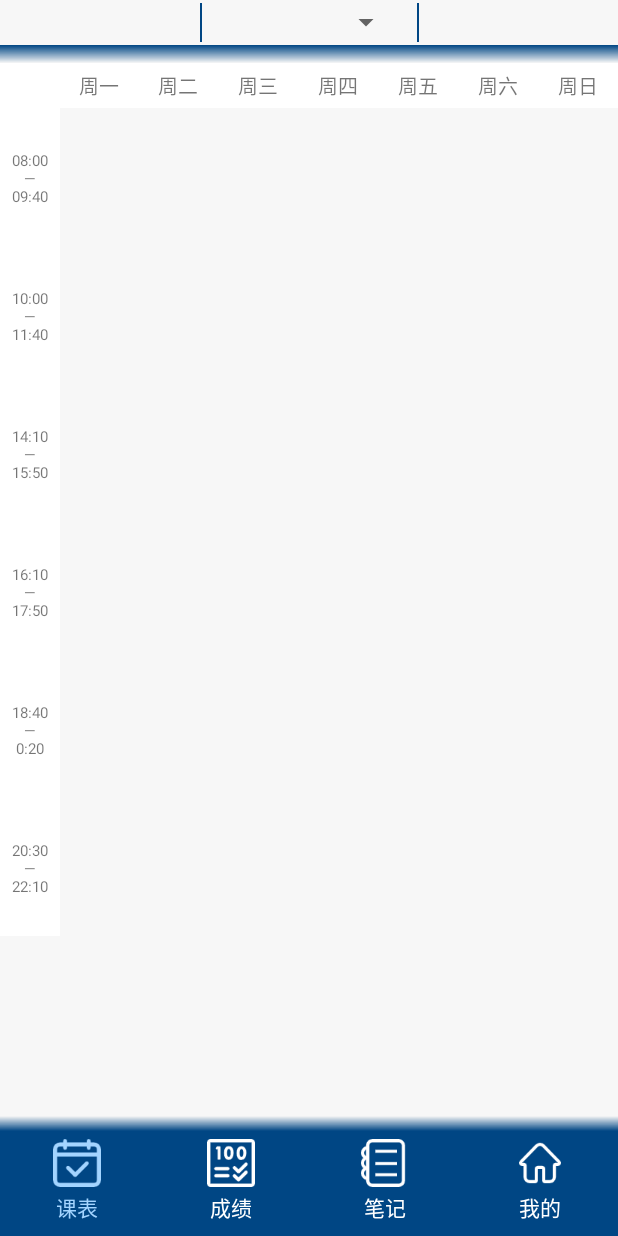
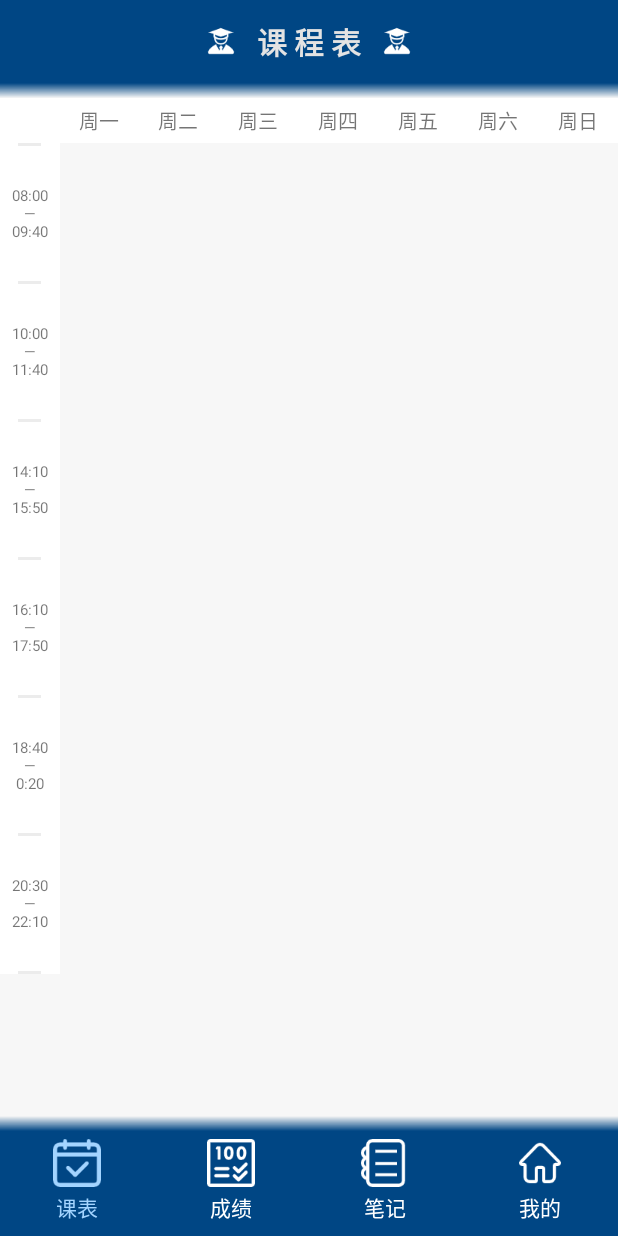
Before and after one commit to kevintychus28/-, an Android app: the MainActivity screen opened directly, with no data from a screen before it, on a phone screen of 412 x 824 dp. Run offline under Robolectric (Android 15) with nearby library versions, the phone set to English and light mode, and no system bars; 2 statements that could not run were skipped.

Commit message:
UI调整

```diff
--- a/app/src/main/java/com/example/cms/activity/MainActivity.java
+++ b/app/src/main/java/com/example/cms/activity/MainActivity.java
@@ -133,7 +133,7 @@ public class MainActivity extends AppCompatActivity implements View.OnClickListe
         //承载四大功能的主页面
         main_body = findViewById(R.id.main_body);
         //底部导航栏
-        bottom_bar =findViewById(R.id.rg_bottom_bar);
+        bottom_bar = findViewById(R.id.rg_bottom_bar);
         rb_schedule = findViewById(R.id.rb_schedule);
         rb_score = findViewById(R.id.rb_score);
         rb_note = findViewById(R.id.rb_note);
@@ -522,6 +522,7 @@ public class MainActivity extends AppCompatActivity implements View.OnClickListe
      * 更新课程表
      */
     public void setSchedule() {
+        colorNum = 0;
         Log.i("Msg", "初始化面板");
         for (int i = 0; i < weekPanels.length; i++) {
             weekPanels[i] = (LinearLayout) findViewById(R.id.weekPanel_1 + i);
@@ -636,8 +637,10 @@ public class MainActivity extends AppCompatActivity implements View.OnClickListe
             rName.setText("学生姓名");
             edit_score.setVisibility(View.VISIBLE);
         }
-        //选择课程的下拉框
-        ArrayAdapter<String> adapter = new ArrayAdapter<String>(this, android.R.layout.simple_spinner_item, courseNameList);
+        //Spinner中文框显示样式
+        ArrayAdapter<String> adapter = new ArrayAdapter<String>(this, R.layout.spinner_item, courseNameList);
+        //Spinner下拉菜单显示样式
+        adapter.setDropDownViewResource(R.layout.spinner_dropdown);
         switchCourse.setAdapter(adapter);
         //为下拉框添加选择事件
         switchCourse.setOnItemSelectedListener(new AdapterView.OnItemSelectedListener() {
--- a/app/src/main/res/drawable/background_gradient_from_bottom_to_top.xml
+++ b/app/src/main/res/drawable/background_gradient_from_bottom_to_top.xml
@@ -2,7 +2,7 @@
 <shape xmlns:android="http://schemas.android.com/apk/res/android">
     <!--实现应用背景颜色渐变-->
     <gradient
-        android:startColor="@color/bottom_bar"
+        android:startColor="@color/themeColor"
         android:endColor="#00FFFFFF"
         android:angle="90"/>
 </shape>
--- a/app/src/main/res/drawable/background_gradient_from_top_to_bottom.xml
+++ b/app/src/main/res/drawable/background_gradient_from_top_to_bottom.xml
@@ -2,7 +2,7 @@
 <shape xmlns:android="http://schemas.android.com/apk/res/android">
     <!--实现应用背景颜色渐变-->
     <gradient
-        android:startColor="@color/bottom_bar"
+        android:startColor="@color/themeColor"
         android:endColor="#00FFFFFF"
         android:angle="270"/>
 </shape>
--- a/app/src/main/res/drawable/background_score_gradient_from_top_to_bottom.xml
+++ b/app/src/main/res/drawable/background_score_gradient_from_top_to_bottom.xml
@@ -2,7 +2,7 @@
 <shape xmlns:android="http://schemas.android.com/apk/res/android">
     <!--实现应用背景颜色渐变-->
     <gradient
-        android:startColor="@color/bottom_bar"
+        android:startColor="@color/themeColor"
         android:endColor="#E1E1E1"
         android:angle="270"/>
 </shape>
--- a/app/src/main/res/drawable/login_btn.xml
+++ b/app/src/main/res/drawable/login_btn.xml
@@ -2,7 +2,7 @@
 <shape xmlns:android="http://schemas.android.com/apk/res/android">
     android:shape="rectangle">                      //shape用于定义形状，有四种形状(矩形rectangle| 椭圆oval | 直线line | 圆形ring)
     <solid
-        android:color="@color/bottom_bar"/>                   //solid用于设置填充形状的颜色
+        android:color="@color/themeColor"/>                   //solid用于设置填充形状的颜色
     <corners
         android:topLeftRadius="8dip"
         android:topRightRadius="8dip"
--- a/app/src/main/res/layout/activity_login.xml
+++ b/app/src/main/res/layout/activity_login.xml
@@ -31,7 +31,7 @@
             android:layout_height="wrap_content"
             android:orientation="horizontal"
             android:background="@null"
-            app:buttonTint="@color/bottom_bar">
+            app:buttonTint="@color/themeColor">
             <RadioButton
                 android:id="@+id/is_student"
                 android:layout_width="wrap_content"
@@ -170,7 +170,7 @@
         android:text="记住密码"
         android:textColor="#666666"
         android:textSize="15sp"
-        app:buttonTint="@color/bottom_bar" />
+        app:buttonTint="@color/themeColor" />
 
     <Button
         android:id="@+id/btn_login"
--- a/app/src/main/res/layout/activity_main.xml
+++ b/app/src/main/res/layout/activity_main.xml
@@ -23,14 +23,14 @@
         android:id="@+id/bottom_view"
         android:layout_width="match_parent"
         android:layout_height="70dp"
-        android:background="@color/bottom_bar"
+        android:background="@color/themeColor"
         android:orientation="horizontal">
 
         <RadioGroup
             android:id="@+id/rg_bottom_bar"
             android:layout_width="match_parent"
             android:layout_height="match_parent"
-            android:background="@color/bottom_bar"
+            android:background="@color/themeColor"
             android:orientation="horizontal">
 
             <RadioButton
--- a/app/src/main/res/layout/dialog_note.xml
+++ b/app/src/main/res/layout/dialog_note.xml
@@ -16,7 +16,7 @@
         android:layout_marginTop="10dp"
         android:layout_marginLeft="5dp"
         android:layout_marginRight="5dp"
-        android:background="@drawable/login_btn">
+        android:background="#B1B1B1">
 
         <ImageView
             android:id="@+id/iv_addTitle"
@@ -48,7 +48,7 @@
             android:background="@null"
             android:ems="19"
             android:hint="  请输入标题"
-            android:textColorHint="#cccccc"
+            android:textColorHint="@color/white"
             android:textSize="15sp"
             android:maxLength="100"/>
 
@@ -62,7 +62,7 @@
         android:layout_marginTop="3dp"
         android:layout_marginLeft="5dp"
         android:layout_marginRight="5dp"
-        android:background="@drawable/login_btn">
+        android:background="#B1B1B1">
 
         <ImageView
             android:id="@+id/iv_addContent"
@@ -96,7 +96,7 @@
             android:background="@null"
             android:drawablePadding="5dp"
             android:hint="  请输入笔记内容\n  只能输入800个字噢~"
-            android:textColorHint="#cccccc"
+            android:textColorHint="@color/white"
             android:textSize="15sp"
             android:maxLength="800"/>
 
--- a/app/src/main/res/layout/fragment_homepage.xml
+++ b/app/src/main/res/layout/fragment_homepage.xml
@@ -17,7 +17,7 @@
         android:layout_width="match_parent"
         android:layout_height="100dp"
         android:layout_marginBottom="18dp"
-        android:background="@color/bottom_bar"
+        android:background="@color/themeColor"
         android:paddingTop="8dp"
         android:paddingBottom="8dp">
 
--- a/app/src/main/res/layout/fragment_notes.xml
+++ b/app/src/main/res/layout/fragment_notes.xml
@@ -10,7 +10,7 @@
     <RelativeLayout
         android:layout_width="match_parent"
         android:layout_height="55dp"
-        android:background="@color/bottom_bar">
+        android:background="@color/themeColor">
 
 
         <ImageView
--- a/app/src/main/res/layout/fragment_schedule.xml
+++ b/app/src/main/res/layout/fragment_schedule.xml
@@ -6,64 +6,38 @@
     android:orientation="vertical">
 
     <!--选择时间-->
-    <LinearLayout
+    <RelativeLayout
         android:layout_width="match_parent"
-        android:layout_height="30dp">
-        <View
-            android:id="@+id/switchYear"
-            android:layout_width="match_parent"
+        android:layout_height="55dp"
+        android:background="@color/themeColor">
+
+        <TextView
+            android:id="@+id/schedule_tittle"
+            android:layout_width="wrap_content"
             android:layout_height="wrap_content"
-            android:layout_gravity="center"
-            android:layout_weight="1"
-            android:gravity="center" />
+            android:layout_centerInParent="true"
+            android:text="   课 程 表   "
+            android:textColor="#E3E3E3"
+            android:textSize="20dp"
+            android:textStyle="bold"
+            android:drawableLeft="@mipmap/icon_tittle"
+            android:drawableRight="@mipmap/icon_tittle" />
 
-        <View
-            android:layout_width="1dp"
-            android:layout_height="match_parent"
-            android:layout_marginLeft="10dp"
-            android:layout_marginTop="2dp"
-            android:layout_marginRight="10dp"
-            android:layout_marginBottom="2dp"
-            android:background="@color/bottom_bar" />
 
-        <!--下拉方式选周数-->
-        <Spinner
-            android:id="@+id/switchTerm"
-            android:layout_width="match_parent"
-            android:layout_height="wrap_content"
-            android:layout_gravity="center"
-            android:layout_weight="1"
-            android:gravity="center" />
-
-        <View
-            android:layout_width="1dp"
-            android:layout_height="match_parent"
-            android:layout_marginLeft="10dp"
-            android:layout_marginTop="2dp"
-            android:layout_marginRight="10dp"
-            android:layout_marginBottom="2dp"
-            android:background="@color/bottom_bar" />
-        <View
-            android:id="@+id/switchWeek"
-            android:layout_width="match_parent"
-            android:layout_height="wrap_content"
-            android:layout_gravity="center"
-            android:layout_weight="1"
-            android:gravity="center" />
-    </LinearLayout>
+    </RelativeLayout>
 
     <!--分隔线-->
     <View
         android:layout_width="match_parent"
-        android:layout_height="12dp"
+        android:layout_height="10dp"
         android:background="@drawable/background_gradient_from_top_to_bottom" />
 
     <!--显示星期-->
     <LinearLayout
         android:layout_width="match_parent"
         android:layout_height="wrap_content"
+        android:background="@color/white"
         android:gravity="center"
-        android:background="@color/white"
         android:orientation="horizontal">
 
         <TextView
@@ -140,57 +114,86 @@
             <LinearLayout
                 android:layout_width="40dp"
                 android:layout_height="match_parent"
-                android:orientation="vertical"
                 android:background="@color/white"
-                android:gravity="center">
+                android:gravity="center"
+                android:orientation="vertical">
+
+                <View
+                    android:layout_width="@dimen/periodWeight"
+                    android:layout_height="@dimen/weekItemMarTop"
+                    android:background="@color/courseTextColor" />
 
                 <TextView
                     android:layout_width="wrap_content"
                     android:layout_height="@dimen/weekItemHeight"
-                    android:layout_marginTop="@dimen/weekItemMarTop"
                     android:gravity="center"
                     android:text="@string/第一节"
                     android:textSize="10dp" />
 
+                <View
+                    android:layout_width="@dimen/periodWeight"
+                    android:layout_height="@dimen/weekItemMarTop"
+                    android:background="@color/courseTextColor" />
+
                 <TextView
                     android:layout_width="wrap_content"
                     android:layout_height="@dimen/weekItemHeight"
-                    android:layout_marginTop="@dimen/weekItemMarTop"
                     android:gravity="center"
                     android:text="@string/第二节"
                     android:textSize="10dp" />
 
+                <View
+                    android:layout_width="@dimen/periodWeight"
+                    android:layout_height="@dimen/weekItemMarTop"
+                    android:background="@color/courseTextColor" />
+
                 <TextView
                     android:layout_width="wrap_content"
                     android:layout_height="@dimen/weekItemHeight"
-                    android:layout_marginTop="@dimen/weekItemMarTop"
                     android:gravity="center"
                     android:text="@string/第三节"
                     android:textSize="10dp" />
 
+                <View
+                    android:layout_width="@dimen/periodWeight"
+                    android:layout_height="@dimen/weekItemMarTop"
+                    android:background="@color/courseTextColor" />
+
                 <TextView
                     android:layout_width="wrap_content"
                     android:layout_height="@dimen/weekItemHeight"
-                    android:layout_marginTop="@dimen/weekItemMarTop"
                     android:gravity="center"
                     android:text="@string/第四节"
                     android:textSize="10dp" />
 
+                <View
+                    android:layout_width="@dimen/periodWeight"
+                    android:layout_height="@dimen/weekItemMarTop"
+                    android:background="@color/courseTextColor" />
+
                 <TextView
                     android:layout_width="wrap_content"
                     android:layout_height="@dimen/weekItemHeight"
-                    android:layout_marginTop="@dimen/weekItemMarTop"
                     android:gravity="center"
                     android:text="@string/第五节"
                     android:textSize="10dp" />
 
+                <View
+                    android:layout_width="@dimen/periodWeight"
+                    android:layout_height="@dimen/weekItemMarTop"
+                    android:background="@color/courseTextColor" />
+
                 <TextView
                     android:layout_width="wrap_content"
                     android:layout_height="@dimen/weekItemHeight"
-                    android:layout_marginTop="@dimen/weekItemMarTop"
                     android:gravity="center"
                     android:text="@string/第六节"
                     android:textSize="10dp" />
+
+                <View
+                    android:layout_width="@dimen/periodWeight"
+                    android:layout_height="@dimen/weekItemMarTop"
+                    android:background="@color/courseTextColor" />
             </LinearLayout>
 
 
@@ -205,52 +208,52 @@
 
             <LinearLayout
                 android:id="@+id/weekPanel_1"
-                android:orientation="vertical"
                 android:layout_width="0dip"
+                android:layout_height="match_parent"
                 android:layout_weight="1"
-                android:layout_height="match_parent" />
+                android:orientation="vertical" />
 
             <LinearLayout
                 android:id="@+id/weekPanel_2"
-                android:orientation="vertical"
                 android:layout_width="0dip"
+                android:layout_height="match_parent"
                 android:layout_weight="1"
-                android:layout_height="match_parent" />
+                android:orientation="vertical" />
 
             <LinearLayout
                 android:id="@+id/weekPanel_3"
-                android:orientation="vertical"
                 android:layout_width="0dip"
+                android:layout_height="match_parent"
                 android:layout_weight="1"
-                android:layout_height="match_parent" />
+                android:orientation="vertical" />
 
             <LinearLayout
                 android:id="@+id/weekPanel_4"
-                android:orientation="vertical"
                 android:layout_width="0dip"
+                android:layout_height="match_parent"
                 android:layout_weight="1"
-                android:layout_height="match_parent" />
+                android:orientation="vertical" />
 
             <LinearLayout
                 android:id="@+id/weekPanel_5"
-                android:orientation="vertical"
                 android:layout_width="0dip"
+                android:layout_height="match_parent"
                 android:layout_weight="1"
-                android:layout_height="match_parent" />
+                android:orientation="vertical" />
 
             <LinearLayout
                 android:id="@+id/weekPanel_6"
-                android:orientation="vertical"
                 android:layout_width="0dip"
+                android:layout_height="match_parent"
                 android:layout_weight="1"
-                android:layout_height="match_parent" />
+                android:orientation="vertical" />
 
             <LinearLayout
                 android:id="@+id/weekPanel_7"
-                android:orientation="vertical"
                 android:layout_width="0dip"
+                android:layout_height="match_parent"
                 android:layout_weight="1"
-                android:layout_height="match_parent" />
+                android:orientation="vertical" />
 
         </LinearLayout>
     </ScrollView>
--- a/app/src/main/res/layout/fragment_score_report.xml
+++ b/app/src/main/res/layout/fragment_score_report.xml
@@ -6,13 +6,17 @@
     android:layout_height="match_parent"
     android:orientation="vertical">
 
+    <LinearLayout
+        android:layout_width="match_parent"
+        android:layout_height="43dp"
+        android:background="@color/themeColor" />
 
     <!--下拉方式选课程-->
     <Spinner
         android:id="@+id/switchCourse"
         android:layout_width="match_parent"
         android:layout_height="wrap_content"
-        android:visibility="gone"/>
+        android:visibility="gone" />
 
     <!--分隔线-->
     <View
--- a/app/src/main/res/layout/item_note.xml
+++ b/app/src/main/res/layout/item_note.xml
@@ -8,7 +8,7 @@
         android:id="@+id/noteItem"
         android:layout_width="match_parent"
         android:layout_height="wrap_content"
-        android:background="#F4FFF5EE"
+        android:background="@color/white"
         android:orientation="vertical"
         android:paddingLeft="10dp"
         android:paddingTop="20dp"
@@ -36,7 +36,7 @@
         android:id="@+id/item_Edit"
         android:layout_width="80dp"
         android:layout_height="match_parent"
-        android:background="@color/bottom_bar"
+        android:background="#1E5E97"
         android:gravity="center"
         android:paddingLeft="20dp"
         android:paddingRight="20dp"
@@ -47,7 +47,7 @@
         android:id="@+id/item_Delete"
         android:layout_width="80dp"
         android:layout_height="match_parent"
-        android:background="#FFFF0000"
+        android:background="#FF5353"
         android:gravity="center"
         android:paddingLeft="20dp"
         android:paddingRight="20dp"
--- /dev/null
+++ b/app/src/main/res/layout/spinner_dropdown.xml
@@ -0,0 +1,10 @@
+<?xml version="1.0" encoding="utf-8"?>
+
+<TextView xmlns:android="http://schemas.android.com/apk/res/android"
+    android:layout_width="match_parent"
+    android:layout_height="match_parent"
+    android:gravity="left"
+    android:padding="4dp"
+    android:singleLine="true"
+    android:text="New Text"
+    android:textSize="16sp" />
--- /dev/null
+++ b/app/src/main/res/layout/spinner_item.xml
@@ -0,0 +1,10 @@
+<?xml version="1.0" encoding="utf-8"?>
+
+<TextView xmlns:android="http://schemas.android.com/apk/res/android"
+    android:layout_width="match_parent"
+    android:layout_height="wrap_content"
+    android:gravity="left"
+    android:padding="4dp"
+    android:singleLine="true"
+    android:text="New Text"
+    android:textSize="16sp" />
--- a/app/src/main/res/values/colors.xml
+++ b/app/src/main/res/values/colors.xml
@@ -8,7 +8,7 @@
     <color name="black">#FF000000</color>
     <color name="white">#FFFFFFFF</color>
     <color name="courseTextColor" >#ECECEC</color>
-    <color name="bottom_bar" >#004684</color>
+    <color name="themeColor" >#004684</color>
     <color name="bottom_bar_selected" >#2990EC</color>
 
 </resources>
--- a/app/src/main/res/values/dimen.xml
+++ b/app/src/main/res/values/dimen.xml
@@ -4,5 +4,6 @@
     <dimen name="weekItemHeight">90dp</dimen>
     <dimen name="weekItemMarTop">2dp</dimen>
     <dimen name="weekItemMarLeft">2dp</dimen>
+    <dimen name="periodWeight">15dp</dimen>
 
 </resources>
```
Also changed, not shown: app/src/main/res/mipmap-xhdpi/icon_tittle.png (added). Lines whose indentation alone changed are shown as unchanged.
